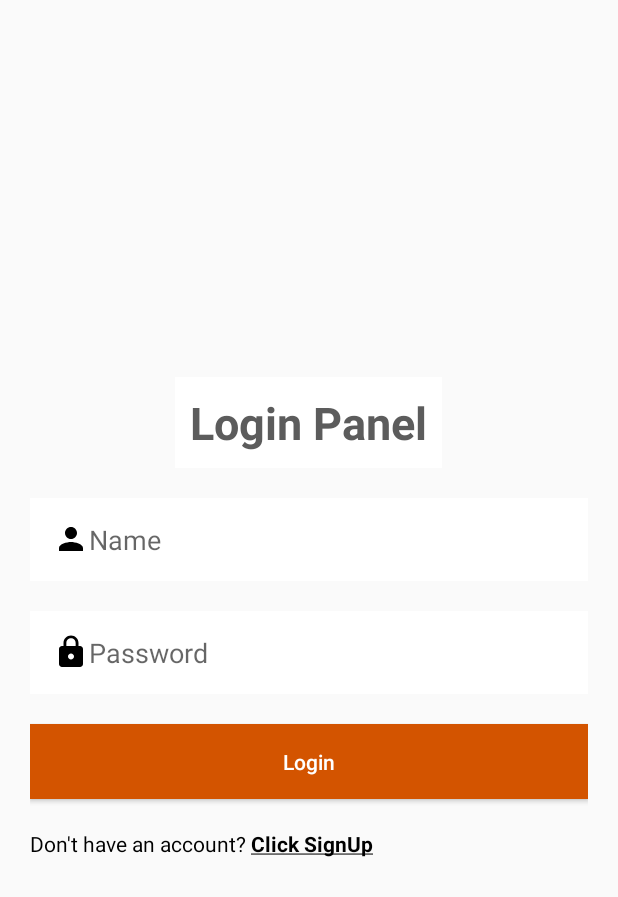
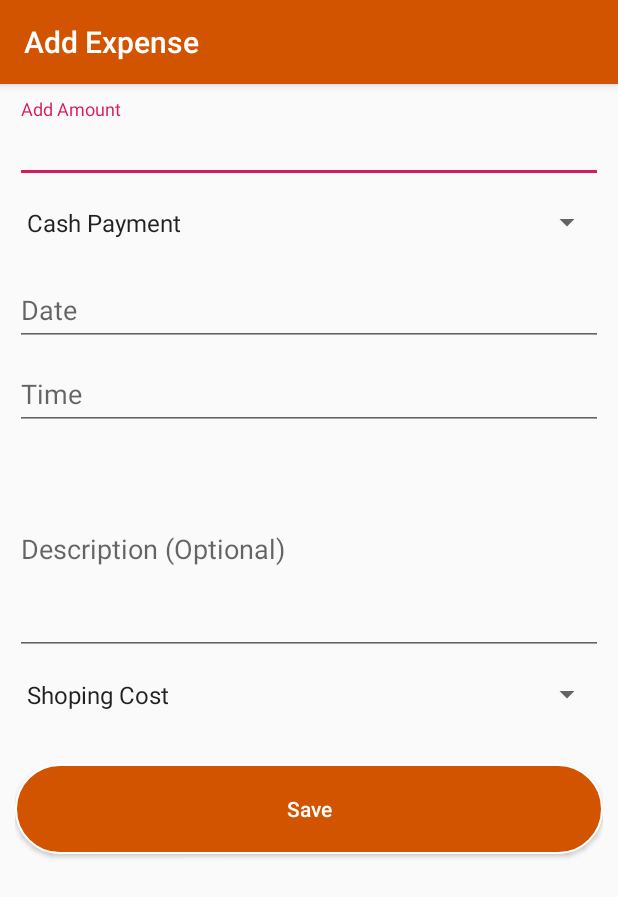
Before and after one commit to ruhulrahman/TourMate, an Android app: the screen it shows after launch (LoginActivity before the commit, AddExpenseActivity after it), on a phone screen of 412 x 824 dp. Shown: the top 897 px of the screen. Run offline under Robolectric (Android 15) with nearby library versions, the phone set to English and light mode, and no system bars.

Commit message:
add expense activity design update

```diff
--- a/app/src/main/AndroidManifest.xml
+++ b/app/src/main/AndroidManifest.xml
@@ -9,7 +9,15 @@
         android:roundIcon="@mipmap/ic_launcher_round"
         android:supportsRtl="true"
         android:theme="@style/AppTheme">
-        <activity android:name=".AddExpenseActivity"></activity>
+        <activity android:name=".AddExpenseActivity"
+            android:label="@string/add_expense"
+            android:theme="@style/ActionBarPomegrane">
+            <intent-filter>
+                <action android:name="android.intent.action.MAIN" />
+
+                <category android:name="android.intent.category.LAUNCHER" />
+            </intent-filter>
+        </activity>
         <activity
             android:name=".SignUpActivity"
             android:theme="@style/noActionBar" />
@@ -20,11 +28,7 @@
         <activity
             android:name=".SpashActivity"
             android:theme="@style/noActionBar">
-            <intent-filter>
-                <action android:name="android.intent.action.MAIN" />
 
-                <category android:name="android.intent.category.LAUNCHER" />
-            </intent-filter>
         </activity>
         <activity android:name=".MainActivity" />
     </application>
--- /dev/null
+++ b/app/src/main/res/drawable/buttonshape.xml
@@ -0,0 +1,23 @@
+<?xml version="1.0" encoding="utf-8"?>
+<shape xmlns:android="http://schemas.android.com/apk/res/android" android:shape="rectangle" >
+    <corners
+        android:radius="92dp"
+        />
+    <solid
+        android:color="#d35400"
+        />
+    <padding
+        android:left="0dp"
+        android:top="0dp"
+        android:right="0dp"
+        android:bottom="0dp"
+        />
+    <size
+        android:width="270dp"
+        android:height="60dp"
+        />
+    <stroke
+        android:width="1dp"
+        android:color="#FFFFFF"
+        />
+</shape>
--- a/app/src/main/res/layout/activity_add_expense.xml
+++ b/app/src/main/res/layout/activity_add_expense.xml
@@ -4,25 +4,96 @@
     xmlns:tools="http://schemas.android.com/tools"
     android:layout_width="match_parent"
     android:orientation="vertical"
-    android:padding="5dp"
+    android:padding="10dp"
     android:layout_height="match_parent"
     tools:context=".AddExpenseActivity">
 
-
     <com.google.android.material.textfield.TextInputLayout
-        android:id="@+id/username_text_input_layout"
+        android:id="@+id/addAMount_text_input_layout"
         android:layout_width="match_parent"
         android:layout_height="wrap_content">
 
         <EditText
-            android:id="@+id/etUsername"
-            android:layout_width="wrap_content"
+            android:id="@+id/addAMountET"
+            android:layout_width="match_parent"
             android:layout_height="wrap_content"
             android:layout_centerHorizontal="true"
             android:layout_centerVertical="true"
             android:ems="10"
-            android:hint="Username" />
-
+            android:inputType="number"
+            android:hint="Add Amount" />
     </com.google.android.material.textfield.TextInputLayout>
 
+    <Spinner
+        android:id="@+id/paymentSpinner"
+        android:paddingBottom="15dp"
+        android:paddingTop="15dp"
+        android:layout_width="match_parent"
+        android:layout_height="wrap_content"
+        android:entries="@array/payment_arrays"
+        android:prompt="@string/payment_prompt"/>
+
+    <com.google.android.material.textfield.TextInputLayout
+        android:id="@+id/date_text_input_layout"
+        android:layout_width="match_parent"
+        android:layout_height="wrap_content">
+        <EditText
+            android:id="@+id/dateET"
+            android:layout_width="match_parent"
+            android:layout_height="wrap_content"
+            android:layout_centerHorizontal="true"
+            android:layout_centerVertical="true"
+            android:inputType="date"
+            android:hint="Date" />
+    </com.google.android.material.textfield.TextInputLayout>
+
+    <com.google.android.material.textfield.TextInputLayout
+        android:id="@+id/time_text_input_layout"
+        android:layout_width="match_parent"
+        android:layout_height="wrap_content">
+        <EditText
+            android:id="@+id/timeET"
+            android:layout_width="match_parent"
+            android:layout_height="wrap_content"
+            android:layout_centerHorizontal="true"
+            android:layout_centerVertical="true"
+            android:inputType="datetime"
+            android:hint="Time" />
+    </com.google.android.material.textfield.TextInputLayout>
+
+    <com.google.android.material.textfield.TextInputLayout
+        android:id="@+id/description_text_input_layout"
+        android:layout_width="match_parent"
+        android:layout_height="150dp">
+        <EditText
+            android:id="@+id/descriptionET"
+            android:layout_width="match_parent"
+            android:layout_height="match_parent"
+            android:layout_centerHorizontal="true"
+            android:layout_centerVertical="true"
+            android:maxLines="3"
+            android:ems="10"
+            android:inputType="textMultiLine"
+            android:hint="Description (Optional)" />
+    </com.google.android.material.textfield.TextInputLayout>
+
+    <Spinner
+        android:id="@+id/costSpinner"
+        android:paddingBottom="15dp"
+        android:paddingTop="15dp"
+        android:layout_width="match_parent"
+        android:layout_height="wrap_content"
+        android:entries="@array/cost_arrays"
+        android:prompt="@string/cost_prompt"/>
+
+    <Button
+        android:layout_marginTop="20dp"
+        android:text="Save"
+        android:textColor="@android:color/white"
+        android:textAllCaps="false"
+        android:padding="15dp"
+        android:background="@drawable/buttonshape"
+        android:layout_width="match_parent"
+        android:layout_height="wrap_content"/>
+
 </LinearLayout>
--- a/app/src/main/res/layout/activity_login.xml
+++ b/app/src/main/res/layout/activity_login.xml
@@ -47,7 +47,7 @@
             android:layout_width="match_parent"
             android:layout_height="wrap_content"
             android:layout_marginTop="20dp"
-            android:background="@color/colorPrimaryDark"
+            android:background="@drawable/buttonshape"
             android:padding="15dp"
             android:text="Login"
             android:textAllCaps="false"
--- a/app/src/main/res/layout/activity_sign_up.xml
+++ b/app/src/main/res/layout/activity_sign_up.xml
@@ -49,7 +49,7 @@
             android:textColor="@android:color/white"
             android:textAllCaps="false"
             android:padding="15dp"
-            android:background="@color/colorPrimaryDark"
+            android:background="@drawable/buttonshape"
             android:layout_width="match_parent"
             android:layout_height="wrap_content"/>
 
--- a/app/src/main/res/values/colors.xml
+++ b/app/src/main/res/values/colors.xml
@@ -33,4 +33,6 @@
     <color name="mattPurple">#8c7ae6</color>
     <color name="black">#000000</color>
     <color name="blackLight">#5C5C5C</color>
+    <color name="white">#FFFFFF</color>
+    <color name="colorPrimaryDarkTop">#B44902</color>
 </resources>
--- a/app/src/main/res/values/strings.xml
+++ b/app/src/main/res/values/strings.xml
@@ -2,4 +2,21 @@
     <string name="app_name">Tour Mate</string>
     <string name="click_signup"><u>Click SignUp</u></string>
     <string name="click_login"><u>Click Login</u></string>
+    <string name="add_expense">Add Expense</string>
+
+    <string name="cost_prompt">Choose a Cost Type</string>
+    <string-array name="cost_arrays">
+        <item>Shoping Cost</item>
+        <item>House Rent Cost</item>
+        <item>Hand Cost</item>
+        <item>Food Cost</item>
+    </string-array>
+
+    <string name="payment_prompt">Choose a Payment Type</string>
+    <string-array name="payment_arrays">
+        <item>Cash Payment</item>
+        <item>Bkash or Others Payment</item>
+        <item>Card Payment</item>
+    </string-array>
+
 </resources>
--- a/app/src/main/res/values/styles.xml
+++ b/app/src/main/res/values/styles.xml
@@ -13,4 +13,15 @@
         <item name="windowActionBar">false</item>
     </style>
 
+    <style name="ActionBarWhite" parent="AppTheme">
+        <item name="colorPrimary">@color/white</item>
+        <item name="colorPrimaryDark">@color/colorPrimaryDark</item>
+        <item name="windowNoTitle">true</item>
+        <item name="windowActionBar">false</item>
+    </style>
+    <style name="ActionBarPomegrane" parent="AppTheme">
+        <item name="colorPrimary">@color/colorPrimaryDark</item>
+        <item name="colorPrimaryDark">@color/colorPrimaryDarkTop</item>
+    </style>
+
 </resources>
```
